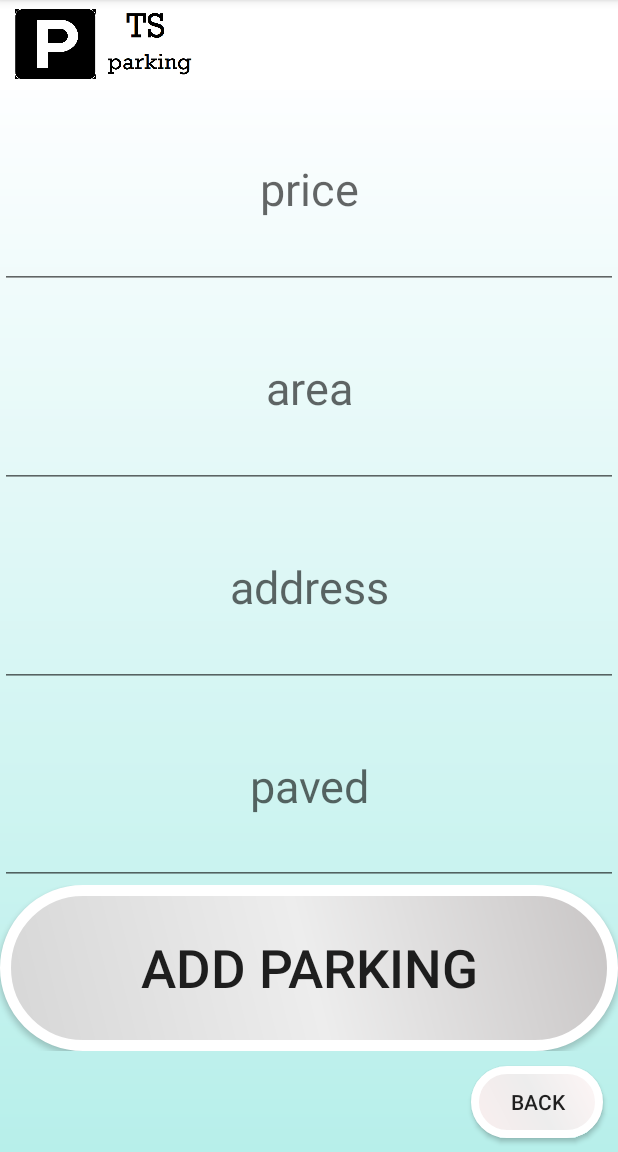
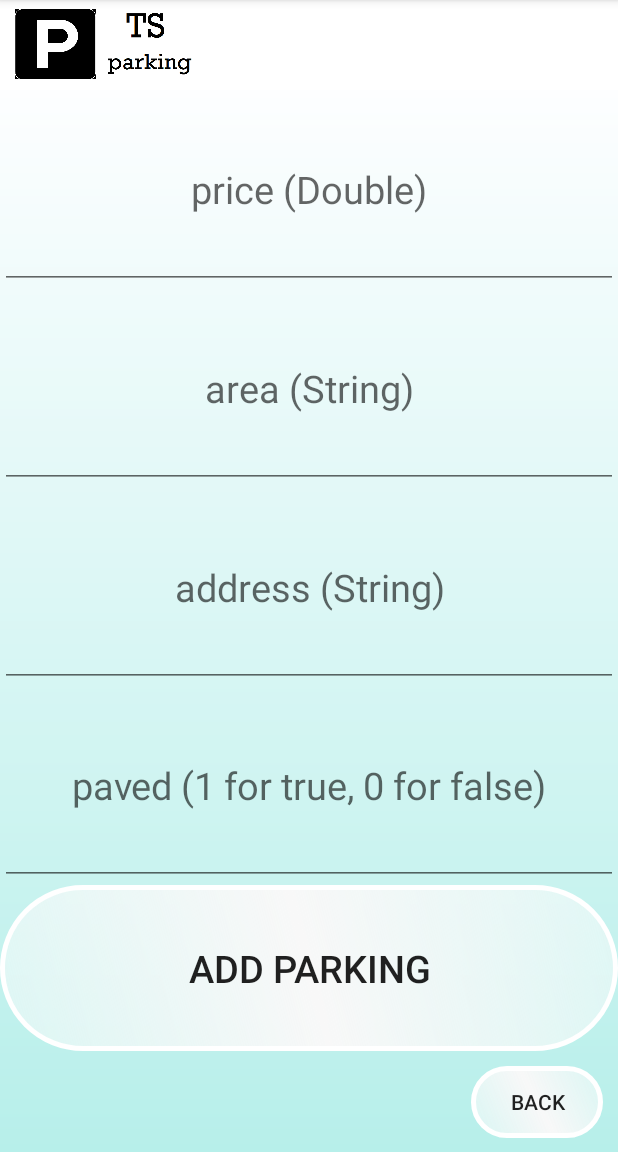
Before and after one commit to talalum/TS-Parking, an Android app: the fragment ManagerPage placed in its activity, after a tap on "ADD PARKING", on a phone screen of 412 x 824 dp, the part 84-1236 px from its top. Run offline under Robolectric (Android 15) with nearby library versions, the phone set to English and light mode, and no system bars; our stand-ins replace Firebase (no records; nobody signed in at launch, a user with empty details on screens opened directly).

Commit message:
design the manager page & add the address of slot to profile

```diff
--- a/app/src/main/java/com/example/tsparking/classes/Slot.java
+++ b/app/src/main/java/com/example/tsparking/classes/Slot.java
@@ -25,10 +25,10 @@ public class Slot {
     public Slot() {
     }
 
-    public Slot( boolean disable, boolean indoor, boolean free, int parkingNum,int slotnum) {
+    public Slot( boolean disable, boolean indoor, int parkingNum,int slotnum) {
         IsDisable = disable;
         IsIndoor = indoor;
-        IsFree = free;
+        IsFree = true;
         slotNum=slotnum;
         ParkingNum = parkingNum;
     }
--- a/app/src/main/java/com/example/tsparking/fragments/Profile_frag.java
+++ b/app/src/main/java/com/example/tsparking/fragments/Profile_frag.java
@@ -31,6 +31,7 @@ public class Profile_frag extends Fragment {
     TextView emailT;
     TextView slotNumT;
     TextView AreaT;
+    TextView AddressT;
     TextView freeT;
     TextView disabledT;
 
@@ -126,6 +127,9 @@ public class Profile_frag extends Fragment {
                 disabledT.setText("V");
             else
                 disabledT.setText("X");
+
+            AddressT = (TextView) view.findViewById(R.id.addressSlotSaved);
+            AddressT.setText(parking.getAddress());
         }
 
 
--- a/app/src/main/res/layout/fragment_add_parking.xml
+++ b/app/src/main/res/layout/fragment_add_parking.xml
@@ -13,8 +13,8 @@
         android:layout_height="match_parent"
         android:layout_weight="1.35"
         android:gravity="center"
-        android:hint="price"
-        android:textSize="30sp" />
+        android:hint="price (Double)"
+        android:textSize="25sp" />
 
     <EditText
         android:id="@+id/areaText"
@@ -22,8 +22,8 @@
         android:layout_height="match_parent"
         android:layout_weight="1.35"
         android:gravity="center"
-        android:hint="area"
-        android:textSize="30sp" />
+        android:hint="area (String)"
+        android:textSize="25sp" />
 
     <EditText
         android:id="@+id/addressText"
@@ -31,8 +31,8 @@
         android:layout_height="match_parent"
         android:layout_weight="1.35"
         android:gravity="center"
-        android:hint="address"
-        android:textSize="30sp" />
+        android:hint="address (String)"
+        android:textSize="25sp" />
 
     <EditText
         android:id="@+id/pavedText"
@@ -40,8 +40,8 @@
         android:layout_height="match_parent"
         android:layout_weight="1.35"
         android:gravity="center"
-        android:hint="paved"
-        android:textSize="30sp"/>
+        android:hint="paved (1 for true, 0 for false)"
+        android:textSize="25sp"/>
     <LinearLayout
         android:layout_width="match_parent"
         android:layout_height="match_parent"
@@ -52,9 +52,9 @@
             android:id="@+id/SaveParkingButton"
             android:layout_width="match_parent"
             android:layout_height="match_parent"
-            android:background="@drawable/button_style"
+            android:background="@drawable/border_button"
             android:text="Add Parking"
-            android:textSize="35sp"/>
+            android:textSize="25sp"/>
     </LinearLayout>
 
     <LinearLayout
@@ -70,7 +70,7 @@
             android:layout_height="match_parent"
             android:layout_gravity="right"
             android:layout_margin="10dp"
-            android:background="@drawable/buttonb"
+            android:background="@drawable/border_button"
             android:text="@string/back" />
     </LinearLayout>
 </LinearLayout>
--- a/app/src/main/res/values/strings.xml
+++ b/app/src/main/res/values/strings.xml
@@ -40,6 +40,7 @@
     <string name="saveSlot">Save Slot</string>
     <string name="areaSaveSlot">Area Slot:</string>
     <string name="disableSaveSlot">Disabled Slot:</string>
+    <string name="addressSaveSlot">Address Slot:</string>
     <string name="priceSaveSlot">Price Slot:</string>
     <string name="Results">Results</string>
     <string name="Adress">Adress</string>
```
Also changed, not shown: app/src/main/java/com/example/tsparking/classes/MainActivity.java (+9 -15 lines), app/src/main/java/com/example/tsparking/fragments/SearchingSlot.java (+4 -4 lines), app/src/main/res/layout/fragment_add_slot.xml (+7 -16 lines), app/src/main/res/layout/fragment_manager_page.xml (+5 -4 lines), app/src/main/res/layout/fragment_profile_frag.xml (+24 -0 lines), 1 other file.
